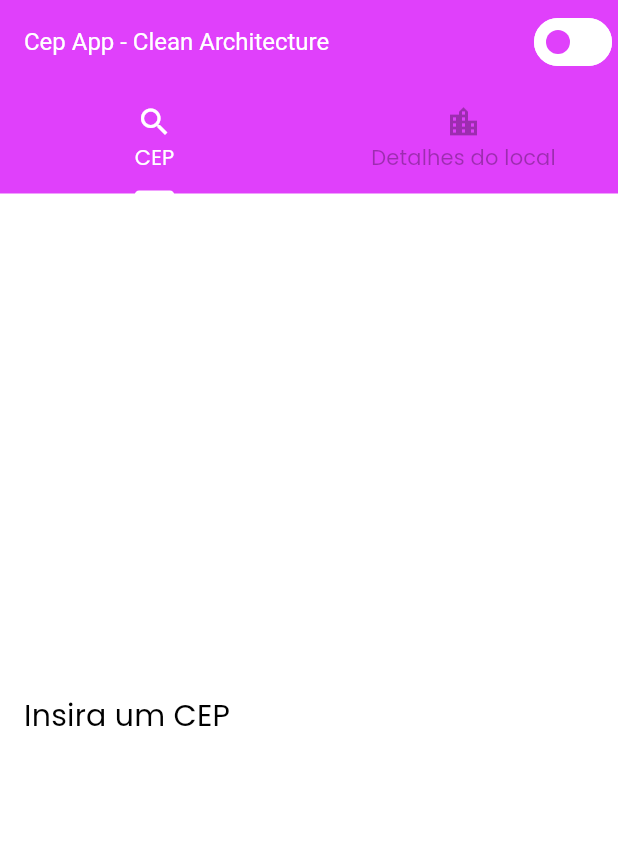
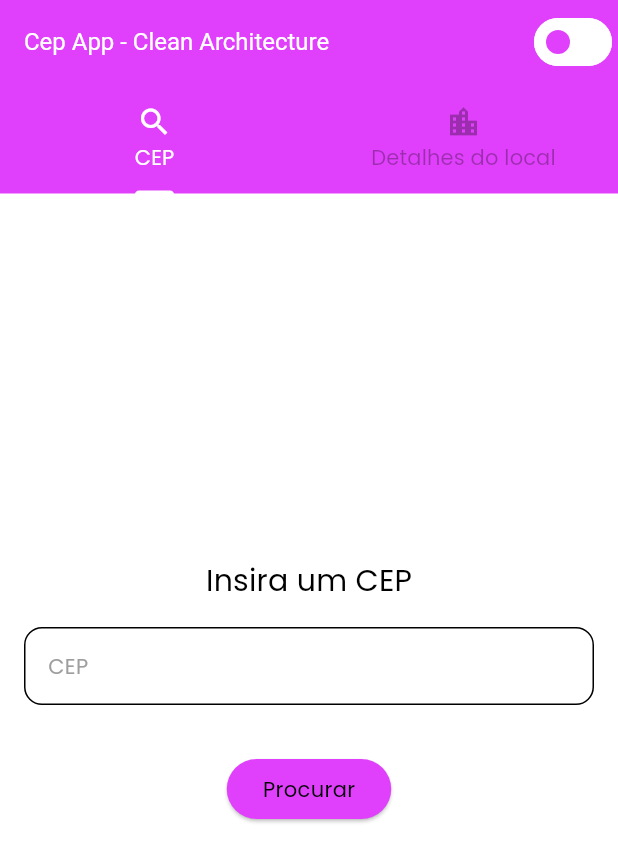
Before and after one commit to FlutterDicasBootcamp/cep_app, a Flutter app: the screen it shows after launch, on a phone screen of 412 x 824 dp. Shown: the top 862 px of the screen. Run offline on Flutter 3.47's test engine with Material 3 defaults, Android fonts, the phone set to English and light mode, and no system bars; our stand-ins replace dio, equatable, flutter_riverpod, shared_preferences.

Commit message:
51 - Criando tab Search By Cep - Parte 2

```diff
--- /dev/null
+++ b/lib/features/cep/presentation/const/validation_messages_const.dart
@@ -0,0 +1,3 @@
+sealed class ValidationMessagesConst {
+  static String notEmpty(String inputLabel) => 'Favor inserir $inputLabel';
+}
--- /dev/null
+++ b/lib/features/cep/presentation/widgets/buttons/cep_button_widget.dart
@@ -0,0 +1,27 @@
+import 'package:cep_app/shared/extensions/theme_extension.dart';
+import 'package:flutter/material.dart';
+
+class CepButtonWidget extends StatelessWidget {
+  final String label;
+  final VoidCallback? onPressed;
+  final FocusNode? focusNode;
+
+  const CepButtonWidget({
+    required this.label,
+    this.onPressed,
+    this.focusNode,
+    super.key,
+  });
+
+  @override
+  Widget build(BuildContext context) {
+    return ElevatedButton(
+      onPressed: onPressed,
+      focusNode: focusNode,
+      child: Text(
+        label,
+        style: context.getTextTheme.bodyMedium,
+      ),
+    );
+  }
+}
--- /dev/null
+++ b/lib/features/cep/presentation/widgets/inputs/cep_text_field_widget.dart
@@ -0,0 +1,30 @@
+import 'package:cep_app/shared/extensions/theme_extension.dart';
+import 'package:flutter/material.dart';
+
+class CepTextFieldWidget extends StatelessWidget {
+  final TextEditingController? textEC;
+  final String? Function(String?)? validator;
+  final String? placeholder;
+  final FocusNode? focusNode;
+
+  const CepTextFieldWidget({
+    this.textEC,
+    this.validator,
+    this.placeholder,
+    super.key,
+    this.focusNode,
+  });
+
+  @override
+  Widget build(BuildContext context) {
+    return TextFormField(
+      focusNode: focusNode,
+      style: context.getTextTheme.bodyMedium,
+      controller: textEC,
+      validator: validator,
+      decoration: InputDecoration(
+        hintText: placeholder,
+      ),
+    );
+  }
+}
--- /dev/null
+++ b/lib/features/cep/presentation/widgets/no_result_widget/no_result_widget.dart
@@ -0,0 +1,13 @@
+import 'package:cep_app/shared/extensions/theme_extension.dart';
+import 'package:flutter/material.dart';
+
+class NoResultWidget extends StatelessWidget {
+  final String text;
+
+  const NoResultWidget({required this.text, super.key});
+
+  @override
+  Widget build(BuildContext context) {
+    return Text(text, style: context.getTextTheme.bodyMedium);
+  }
+}
--- a/lib/features/cep/presentation/widgets/tabs/search_by_cep_tab_widget.dart
+++ b/lib/features/cep/presentation/widgets/tabs/search_by_cep_tab_widget.dart
@@ -1,8 +1,13 @@
 import 'package:cep_app/features/cep/domain/entities/get_cep_details_by_cep_body.dart';
 import 'package:cep_app/features/cep/presentation/cep_tec_mixin.dart';
+import 'package:cep_app/features/cep/presentation/const/validation_messages_const.dart';
+import 'package:cep_app/features/cep/presentation/riverpod/base_cep_app_state.dart';
 import 'package:cep_app/features/cep/presentation/riverpod/search_by_cep_riverpod/cep_notifier_provider.dart';
 import 'package:cep_app/features/cep/presentation/riverpod/search_by_cep_riverpod/search_by_cep_notifier.dart';
 import 'package:cep_app/features/cep/presentation/riverpod/search_by_cep_riverpod/search_by_cep_state.dart';
+import 'package:cep_app/features/cep/presentation/widgets/buttons/cep_button_widget.dart';
+import 'package:cep_app/features/cep/presentation/widgets/inputs/cep_text_field_widget.dart';
+import 'package:cep_app/features/cep/presentation/widgets/no_result_widget/no_result_widget.dart';
 import 'package:cep_app/shared/extensions/theme_extension.dart';
 import 'package:flutter/material.dart';
 import 'package:flutter_riverpod/flutter_riverpod.dart';
@@ -48,6 +53,58 @@ class _SearchByCepTabWidgetState extends ConsumerState<SearchByCepTabWidget>
           mainAxisAlignment: MainAxisAlignment.center,
           children: [
             Text('Insira um CEP', style: context.getTextTheme.titleMedium),
+            const SizedBox(height: 16),
+            CepTextFieldWidget(
+              focusNode: cepInputFN,
+              textEC: cepTEC,
+              placeholder: 'CEP',
+              validator: (String? cep) {
+                if (cep == null || cep.isEmpty) {
+                  return ValidationMessagesConst.notEmpty('CEP');
+                }
+                return null;
+              },
+            ),
+            const SizedBox(height: 32),
+            CepButtonWidget(
+              label: 'Procurar',
+              onPressed: state.state == CepStateEnum.loading
+                  ? null
+                  : () {
+                      cepInputFN.unfocus();
+                      onSearchCep();
+                    },
+            ),
+            const SizedBox(height: 32),
+            switch (state.state) {
+              CepStateEnum.error => Text(state.errorMessage!),
+              CepStateEnum.loading => const CircularProgressIndicator(),
+              CepStateEnum.loaded => Column(
+                  children: [
+                    Text(
+                      'Resultado:',
+                      style: context.getTextTheme.titleLarge,
+                    ),
+                    const SizedBox(height: 32),
+                    Column(
+                      children: [
+                        Text(state.cep!.cep),
+                        const SizedBox(height: 8),
+                        Text(state.cep!.localidade),
+                        const SizedBox(height: 8),
+                        Text(state.cep!.bairro),
+                        const SizedBox(height: 8),
+                        Text(state.cep!.uf),
+                        const SizedBox(height: 8),
+                      ],
+                    ),
+                  ],
+                ),
+              CepStateEnum.initial => const SizedBox.shrink(),
+              CepStateEnum.noResult => const NoResultWidget(
+                  text: 'Sem resultados, tente outro CEP',
+                ),
+            }
           ],
         ),
       ),
```
